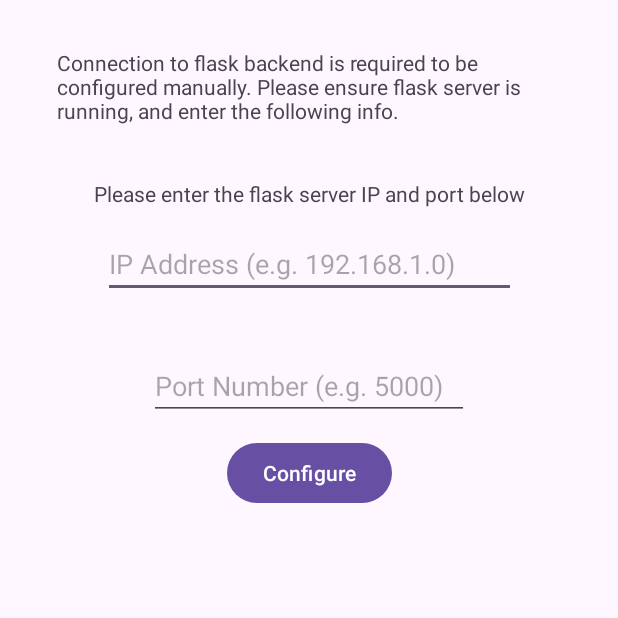
After one commit to o-souter/Carbs_Concept, an Android app: the ServerConfigurationActivity screen opened directly, with no data from a screen before it, on a phone screen of 412 x 824 dp, the top half of it. The commit adds this screen. Run offline under Robolectric (Android 15) with nearby library versions, the phone set to English and light mode, and no system bars.

Commit message:
Added Activity for manual connection to backend using custom IP. Not fully implemented yet

```diff
--- a/app/build.gradle
+++ b/app/build.gradle
@@ -50,6 +50,7 @@ dependencies {
     implementation libs.constraintlayout
     implementation libs.camera.lifecycle
     implementation libs.core
+    implementation libs.cronet.embedded
     testImplementation libs.junit
     androidTestImplementation libs.ext.junit
     androidTestImplementation libs.espresso.core
--- a/app/src/main/AndroidManifest.xml
+++ b/app/src/main/AndroidManifest.xml
@@ -8,8 +8,7 @@
 
     <uses-permission android:name="android.permission.CAMERA" />
     <uses-permission android:name="android.permission.READ_MEDIA_IMAGES" />
-    <uses-permission android:name="android.permission.INTERNET"/>
-
+    <uses-permission android:name="android.permission.INTERNET" />
 
     <application
         android:allowBackup="true"
@@ -22,6 +21,9 @@
         android:theme="@style/Theme.Carbs_Concept"
         android:usesCleartextTraffic="true"
         tools:targetApi="31">
+        <activity
+            android:name=".ServerConfigurationActivity"
+            android:exported="false" />
         <activity
             android:name=".AnalysisActivity"
             android:exported="false" />
--- /dev/null
+++ b/app/src/main/java/com/example/carbs_concept/ServerConfigurationActivity.java
@@ -0,0 +1,101 @@
+package com.example.carbs_concept;
+
+import android.graphics.Color;
+import android.os.Bundle;
+import android.util.Log;
+import android.widget.Button;
+import android.widget.EditText;
+import android.widget.TextView;
+
+import androidx.activity.EdgeToEdge;
+import androidx.appcompat.app.AppCompatActivity;
+import androidx.core.graphics.Insets;
+import androidx.core.view.ViewCompat;
+import androidx.core.view.WindowInsetsCompat;
+
+import java.io.IOException;
+
+import okhttp3.Call;
+import okhttp3.Callback;
+import okhttp3.OkHttpClient;
+import okhttp3.Request;
+import okhttp3.Response;
+
+public class ServerConfigurationActivity extends AppCompatActivity {
+    private String ip;
+    private String port;
+    private String address;
+    private EditText etIP;
+    private EditText etPort;
+    private Button btnConfigure;
+    private TextView tvConnectTestFeedback;
+    @Override
+    protected void onCreate(Bundle savedInstanceState) {
+        super.onCreate(savedInstanceState);
+        EdgeToEdge.enable(this);
+        setContentView(R.layout.activity_server_configuration);
+
+
+        etIP = findViewById(R.id.etIP);
+        etPort = findViewById(R.id.etPort);
+        btnConfigure = findViewById(R.id.btnConfigure);
+        tvConnectTestFeedback = findViewById(R.id.tvConnectTestFeedback);
+        btnConfigure.setOnClickListener(v -> {
+            testServerConnection();
+        });
+
+
+        ViewCompat.setOnApplyWindowInsetsListener(findViewById(R.id.main), (v, insets) -> {
+            Insets systemBars = insets.getInsets(WindowInsetsCompat.Type.systemBars());
+            v.setPadding(systemBars.left, systemBars.top, systemBars.right, systemBars.bottom);
+            return insets;
+        });
+    }
+
+    private void testServerConnection() {
+
+        tvConnectTestFeedback.setText("Testing connection...");
+        String result = probeServer(etIP.getText().toString(), etPort.getText().toString());
+        if (result.contains("Error")) {
+            tvConnectTestFeedback.setText("Connection failed: " + result);
+        }
+        else {
+            tvConnectTestFeedback.setText(result);
+        }
+
+
+    }
+
+    public static String probeServer(String ip, String port) {
+        OkHttpClient client = new OkHttpClient();
+        String address = "http://" + ip + ":" + port + "/test";
+        Log.d("Server Probe", "Probing server at " + address);
+        Request request = new Request.Builder().url(address).build();
+        final String[] output = {""};
+        client.newCall(request).enqueue(new Callback() {
+            @Override
+            public void onFailure(Call call, IOException e) {
+                e.printStackTrace();
+                Log.e("OkHTTP Server Test", "Failed: " + e.getMessage());
+//                runOnUiThread(() -> output = "none");
+                output[0] = "Error: " + e.getMessage();
+            }
+            @Override
+            public void onResponse(Call call, Response response) throws IOException {
+                if (response.isSuccessful()) {
+                    String response_str = response.body().string();
+                    output[0] = response_str;
+                    Log.d("OkHTTP Server Test", "Success"+ response_str);
+//                    runOnUiThread(() -> tvConnectTestFeedback.setText(response_str));
+                }
+                else {
+                    Log.e("OkHTTP Server Test", "Error: "+response.code());
+//                    runOnUiThread(() -> tvConnectTestFeedback.setText("Request Error: "+response.code()));
+                    output[0] = "Error: " + response.code();
+                }
+            }
+        });
+        Log.d("probeServer", output[0]);
+        return output[0];
+    }
+}
--- /dev/null
+++ b/app/src/main/res/layout/activity_server_configuration.xml
@@ -0,0 +1,78 @@
+<?xml version="1.0" encoding="utf-8"?>
+<androidx.constraintlayout.widget.ConstraintLayout xmlns:android="http://schemas.android.com/apk/res/android"
+    xmlns:app="http://schemas.android.com/apk/res-auto"
+    xmlns:tools="http://schemas.android.com/tools"
+    android:id="@+id/main"
+    android:layout_width="match_parent"
+    android:layout_height="match_parent"
+    tools:context=".ServerConfigurationActivity">
+
+    <TextView
+        android:id="@+id/textView"
+        android:layout_width="wrap_content"
+        android:layout_height="wrap_content"
+        android:text="Please enter the flask server IP and port below"
+        app:layout_constraintBottom_toBottomOf="parent"
+        app:layout_constraintEnd_toEndOf="parent"
+        app:layout_constraintStart_toStartOf="parent"
+        app:layout_constraintTop_toTopOf="parent"
+        app:layout_constraintVertical_bias="0.148" />
+
+    <EditText
+        android:id="@+id/etIP"
+        android:layout_width="275dp"
+        android:layout_height="42dp"
+        android:layout_marginTop="16dp"
+        android:ems="10"
+        android:hint="IP Address (e.g. 192.168.1.0)"
+        android:inputType="text"
+        app:layout_constraintBottom_toBottomOf="parent"
+        app:layout_constraintEnd_toEndOf="parent"
+        app:layout_constraintStart_toStartOf="parent"
+        app:layout_constraintTop_toBottomOf="@+id/textView"
+        app:layout_constraintVertical_bias="0.003" />
+
+    <EditText
+        android:id="@+id/etPort"
+        android:layout_width="wrap_content"
+        android:layout_height="wrap_content"
+        android:layout_marginTop="36dp"
+        android:ems="10"
+        android:hint="Port Number (e.g. 5000)"
+        android:inputType="text"
+        app:layout_constraintEnd_toEndOf="parent"
+        app:layout_constraintStart_toStartOf="parent"
+        app:layout_constraintTop_toBottomOf="@+id/etIP" />
+
+    <Button
+        android:id="@+id/btnConfigure"
+        android:layout_width="wrap_content"
+        android:layout_height="wrap_content"
+        android:text="Configure"
+        app:layout_constraintBottom_toBottomOf="parent"
+        app:layout_constraintEnd_toEndOf="parent"
+        app:layout_constraintStart_toStartOf="parent"
+        app:layout_constraintTop_toBottomOf="@+id/etPort"
+        app:layout_constraintVertical_bias="0.023" />
+
+    <TextView
+        android:id="@+id/textView2"
+        android:layout_width="336dp"
+        android:layout_height="55dp"
+        android:text="Connection to flask backend is required to be configured manually. Please ensure flask server is running, and enter the following info."
+        app:layout_constraintBottom_toTopOf="@+id/textView"
+        app:layout_constraintEnd_toEndOf="parent"
+        app:layout_constraintStart_toStartOf="parent"
+        app:layout_constraintTop_toTopOf="parent" />
+
+    <TextView
+        android:id="@+id/tvConnectTestFeedback"
+        android:layout_width="wrap_content"
+        android:layout_height="wrap_content"
+        app:layout_constraintBottom_toBottomOf="parent"
+        app:layout_constraintEnd_toEndOf="parent"
+        app:layout_constraintHorizontal_bias="0.498"
+        app:layout_constraintStart_toStartOf="parent"
+        app:layout_constraintTop_toBottomOf="@+id/btnConfigure"
+        app:layout_constraintVertical_bias="0.125" />
+</androidx.constraintlayout.widget.ConstraintLayout>
--- a/gradle/libs.versions.toml
+++ b/gradle/libs.versions.toml
@@ -9,6 +9,7 @@ activity = "1.9.3"
 constraintlayout = "2.2.0"
 cameraLifecycle = "1.4.1"
 core = "1.47.0"
+cronetEmbedded = "119.6045.31"
 
 [libraries]
 junit = { group = "junit", name = "junit", version.ref = "junit" }
@@ -20,6 +21,7 @@ activity = { group = "androidx.activity", name = "activity", version.ref = "acti
 constraintlayout = { group = "androidx.constraintlayout", name = "constraintlayout", version.ref = "constraintlayout" }
 camera-lifecycle = { group = "androidx.camera", name = "camera-lifecycle", version.ref = "cameraLifecycle" }
 core = { group = "com.google.ar", name = "core", version.ref = "core" }
+cronet-embedded = { group = "org.chromium.net", name = "cronet-embedded", version.ref = "cronetEmbedded" }
 
 [plugins]
 android-application = { id = "com.android.application", version.ref = "agp" }
```
Also changed, not shown: app/src/main/java/com/example/carbs_concept/MainActivity.java (+23 -38 lines).
